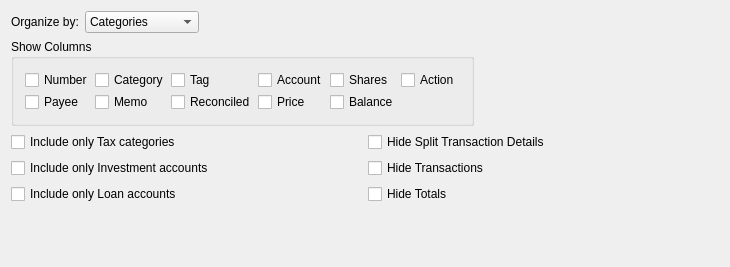
Before: the Qt Designer form kmymoney/plugins/views/reports/reporttabrowcolquery.ui in KDE/kmymoney, drawn with Qt 5.
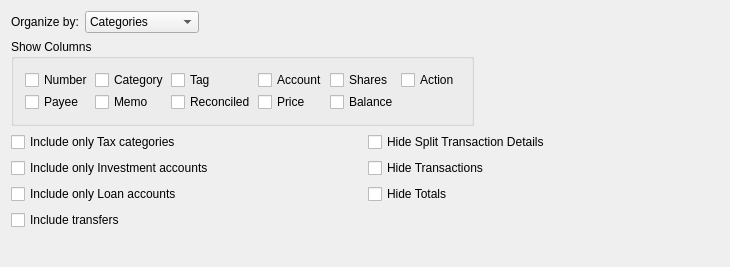
After: the same form once the commit is applied. Custom widgets are drawn as their Qt base class.

Commit message:
Allow to include transfers in querytable reports
Summary:
This change adds a switch to report configuration which allows to treat
transfers as income or expense in transaction reports (e.g. Transactions
by payee, etc.)

{F6820138}

Reviewers: ostroffjh

```diff
--- a/kmymoney/plugins/views/reports/reporttabrowcolquery.ui
+++ b/kmymoney/plugins/views/reports/reporttabrowcolquery.ui
@@ -394,6 +394,13 @@
        </property>
       </widget>
      </item>
+     <item row="3" column="0">
+      <widget class="QCheckBox" name="m_checkTransfers">
+       <property name="text">
+        <string>Include transfers</string>
+       </property>
+      </widget>
+     </item>
     </layout>
    </item>
    <item>
```
The commit also changes 5 other files.
